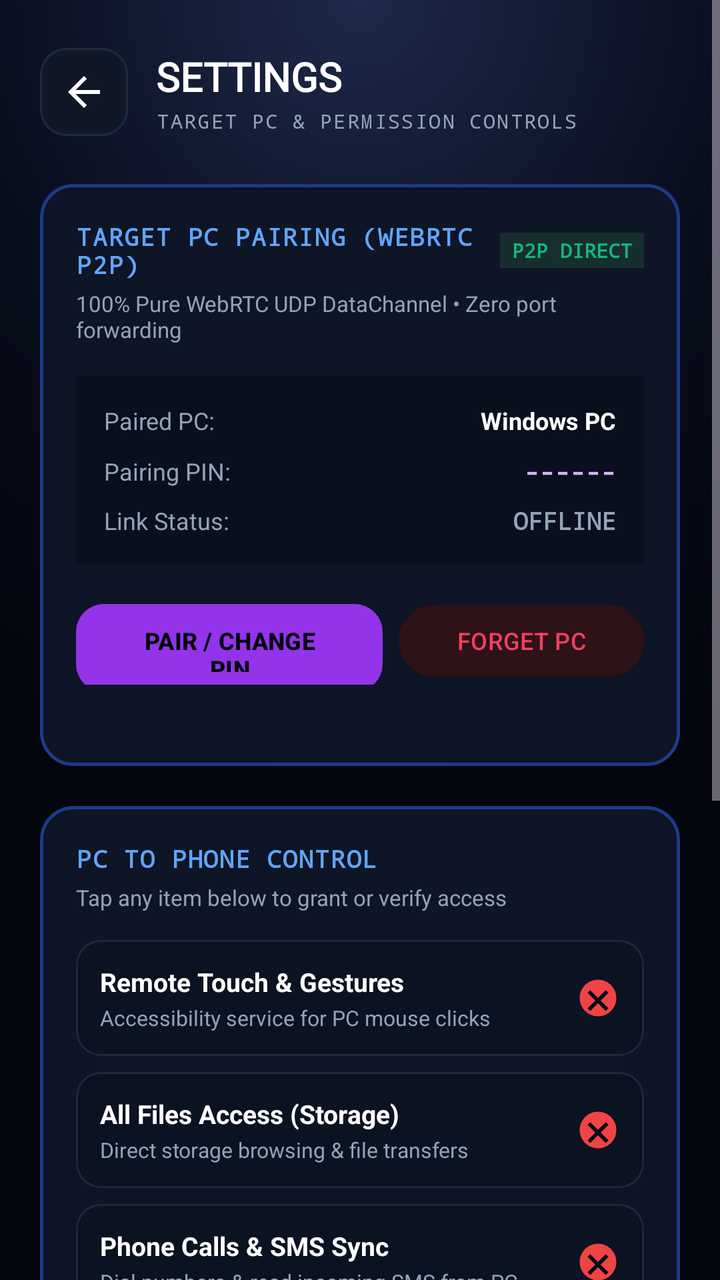
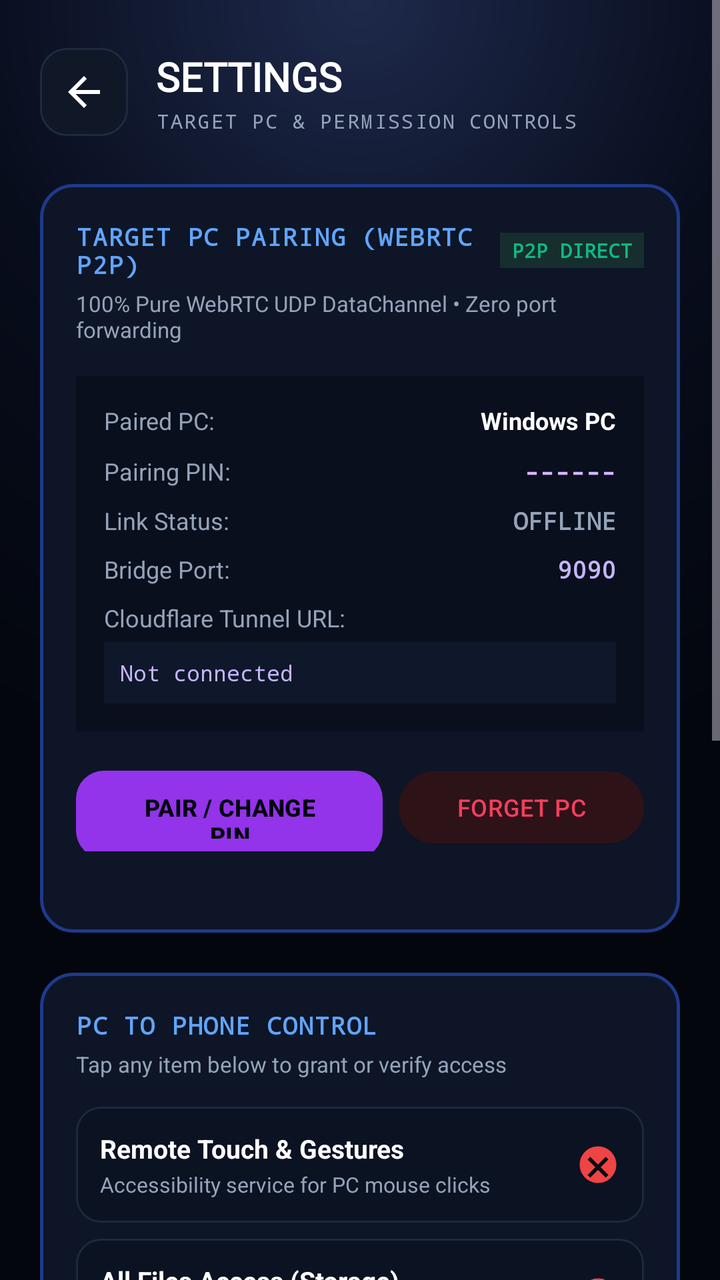

Before-and-after screenshots of an Android layout around one commit, followed by the original layout XML and the change that was made.
<!-- AndroidManifest.xml: application theme Theme.AnoLink -->
<!-- res/layout/activity_settings.xml -->
<?xml version="1.0" encoding="utf-8"?>
<ScrollView xmlns:android="http://schemas.android.com/apk/res/android"
    xmlns:app="http://schemas.android.com/apk/res-auto"
    android:id="@+id/rootScrollSettings"
    android:layout_width="match_parent"
    android:layout_height="match_parent"
    android:background="@drawable/bg_cyber_void"
    android:fillViewport="true">

    <LinearLayout
        android:id="@+id/llSettingsContent"
        android:layout_width="match_parent"
        android:layout_height="wrap_content"
        android:orientation="vertical"
        android:paddingHorizontal="20dp"
        android:paddingTop="24dp"
        android:paddingBottom="36dp">

        
        <LinearLayout
            android:id="@+id/llSettingsHeader"
            android:layout_width="match_parent"
            android:layout_height="wrap_content"
            android:orientation="horizontal"
            android:gravity="center_vertical"
            android:layout_marginBottom="24dp">

            <ImageButton
                android:id="@+id/btnSettingsBack"
                android:layout_width="44dp"
                android:layout_height="44dp"
                android:src="@drawable/ic_arrow_back"
                android:scaleType="centerInside"
                android:background="@drawable/bg_rail_tile"
                android:contentDescription="Back" />

            <LinearLayout
                android:layout_width="0dp"
                android:layout_height="wrap_content"
                android:layout_weight="1"
                android:orientation="vertical"
                android:layout_marginStart="14dp">

                <TextView
                    android:layout_width="wrap_content"
                    android:layout_height="wrap_content"
                    android:text="SETTINGS"
                    android:textSize="20sp"
                    android:textStyle="bold"
                    android:textColor="#FFFFFF"
                    android:fontFamily="@font/syne_extrabold" />

                <TextView
                    android:layout_width="wrap_content"
                    android:layout_height="wrap_content"
                    android:text="TARGET PC &amp; PERMISSION CONTROLS"
                    android:textSize="10sp"
                    android:fontFamily="monospace"
                    android:textColor="#94A3B8"
                    android:letterSpacing="0.08"
                    android:layout_marginTop="2dp" />
            </LinearLayout>
        </LinearLayout>

        
        
        
        <LinearLayout
            android:layout_width="match_parent"
            android:layout_height="wrap_content"
            android:orientation="vertical"
            android:background="@drawable/bg_card_medium_blue"
            android:padding="18dp"
            android:layout_marginBottom="20dp">

            <LinearLayout
                android:layout_width="match_parent"
                android:layout_height="wrap_content"
                android:orientation="horizontal"
                android:gravity="center_vertical"
                android:layout_marginBottom="4dp">

                <TextView
                    android:layout_width="0dp"
                    android:layout_height="wrap_content"
                    android:layout_weight="1"
                    android:text="TARGET PC PAIRING (WEBRTC P2P)"
                    android:textSize="12sp"
                    android:textStyle="bold"
                    android:textColor="#60A5FA"
                    android:fontFamily="monospace"
                    android:letterSpacing="0.05" />

                <TextView
                    android:id="@+id/tvWebRtcBadge"
                    android:layout_width="wrap_content"
                    android:layout_height="wrap_content"
                    android:text="P2P DIRECT"
                    android:textSize="10sp"
                    android:textStyle="bold"
                    android:textColor="#10B981"
                    android:fontFamily="monospace"
                    android:background="#162E2E"
                    android:paddingHorizontal="6dp"
                    android:paddingVertical="2dp" />
            </LinearLayout>

            <TextView
                android:layout_width="wrap_content"
                android:layout_height="wrap_content"
                android:text="100% Pure WebRTC UDP DataChannel • Zero port forwarding"
                android:textSize="11sp"
                android:textColor="#94A3B8"
                android:layout_marginBottom="16dp" />

            
            <LinearLayout
                android:layout_width="match_parent"
                android:layout_height="wrap_content"
                android:orientation="vertical"
                android:background="#0A0F1D"
                android:padding="14dp"
                android:layout_marginBottom="16dp">

                <LinearLayout
                    android:layout_width="match_parent"
                    android:layout_height="wrap_content"
                    android:orientation="horizontal"
                    android:layout_marginBottom="8dp">

                    <TextView
                        android:layout_width="0dp"
                        android:layout_height="wrap_content"
                        android:layout_weight="1"
                        android:text="Paired PC:"
                        android:textSize="12sp"
                        android:textColor="#94A3B8" />

                    <TextView
                        android:id="@+id/tvSettingsPcName"
                        android:layout_width="wrap_content"
                        android:layout_height="wrap_content"
                        android:text="Windows PC"
                        android:textSize="12sp"
                        android:textStyle="bold"
                        android:textColor="#FFFFFF" />
                </LinearLayout>

                <LinearLayout
                    android:layout_width="match_parent"
                    android:layout_height="wrap_content"
                    android:orientation="horizontal"
                    android:layout_marginBottom="8dp">

                    <TextView
                        android:layout_width="0dp"
                        android:layout_height="wrap_content"
                        android:layout_weight="1"
                        android:text="Pairing PIN:"
                        android:textSize="12sp"
                        android:textColor="#94A3B8" />

                    <TextView
                        android:id="@+id/tvSettingsPin"
                        android:layout_width="wrap_content"
                        android:layout_height="wrap_content"
                        android:text="------"
                        android:textSize="13sp"
                        android:textStyle="bold"
                        android:fontFamily="monospace"
                        android:textColor="#D8B4FE" />
                </LinearLayout>

                <LinearLayout
                    android:layout_width="match_parent"
                    android:layout_height="wrap_content"
                    android:orientation="horizontal">

                    <TextView
                        android:layout_width="0dp"
                        android:layout_height="wrap_content"
                        android:layout_weight="1"
                        android:text="Link Status:"
                        android:textSize="12sp"
                        android:textColor="#94A3B8" />

                    <TextView
                        android:id="@+id/tvSettingsStatus"
                        android:layout_width="wrap_content"
                        android:layout_height="wrap_content"
                        android:text="OFFLINE"
                        android:textSize="12sp"
                        android:textStyle="bold"
                        android:fontFamily="monospace"
                        android:textColor="#94A3B8" />
                </LinearLayout>
            </LinearLayout>

            
            <LinearLayout
                android:layout_width="match_parent"
                android:layout_height="wrap_content"
                android:orientation="horizontal">

                <Button
                    android:id="@+id/btnChangePin"
                    android:layout_width="0dp"
                    android:layout_height="44dp"
                    android:layout_weight="1"
                    android:text="PAIR / CHANGE PIN"
                    android:textSize="12sp"
                    android:textStyle="bold"
                    android:textColor="#03060D"
                    android:background="@drawable/bg_btn_connect_gradient"
                    android:layout_marginEnd="8dp" />

                <Button
                    android:id="@+id/btnForgetPc"
                    android:layout_width="0dp"
                    android:layout_height="44dp"
                    android:layout_weight="0.8"
                    android:text="FORGET PC"
                    android:textSize="12sp"
                    android:textColor="#F43F5E"
                    android:backgroundTint="#2D1218" />
            </LinearLayout>

            <TextView
                android:id="@+id/tvTestResult"
                android:layout_width="wrap_content"
                android:layout_height="wrap_content"
                android:text=""
                android:textSize="11sp"
                android:fontFamily="monospace"
                android:layout_marginTop="8dp" />
        </LinearLayout>

        
        
        
        <LinearLayout
            android:layout_width="match_parent"
            android:layout_height="wrap_content"
            android:orientation="vertical"
            android:background="@drawable/bg_card_medium_blue"
            android:padding="18dp"
            android:layout_marginBottom="20dp">

            <TextView
                android:layout_width="wrap_content"
                android:layout_height="wrap_content"
                android:text="PC TO PHONE CONTROL"
                android:textSize="12sp"
                android:textStyle="bold"
                android:textColor="#60A5FA"
                android:fontFamily="monospace"
                android:letterSpacing="0.05"
                android:layout_marginBottom="4dp" />

            <TextView
                android:layout_width="wrap_content"
                android:layout_height="wrap_content"
                android:text="Tap any item below to grant or verify access"
                android:textSize="11sp"
                android:textColor="#94A3B8"
                android:layout_marginBottom="14dp" />

            
            <LinearLayout
                android:id="@+id/itemAccessibility"
                android:layout_width="match_parent"
                android:layout_height="wrap_content"
                android:orientation="horizontal"
                android:gravity="center_vertical"
                android:background="@drawable/bg_item_setting"
                android:padding="12dp"
                android:clickable="true"
                android:focusable="true"
                android:layout_marginBottom="8dp">

                <LinearLayout
                    android:layout_width="0dp"
                    android:layout_height="wrap_content"
                    android:layout_weight="1"
                    android:orientation="vertical">

                    <TextView
                        android:layout_width="wrap_content"
                        android:layout_height="wrap_content"
                        android:text="Remote Touch &amp; Gestures"
                        android:textSize="13sp"
                        android:textStyle="bold"
                        android:textColor="#FFFFFF" />

                    <TextView
                        android:layout_width="wrap_content"
                        android:layout_height="wrap_content"
                        android:text="Accessibility service for PC mouse clicks"
                        android:textSize="10.5sp"
                        android:textColor="#94A3B8"
                        android:layout_marginTop="2dp" />
                </LinearLayout>

                <ImageView
                    android:id="@+id/ivStatusAccessibility"
                    android:layout_width="22dp"
                    android:layout_height="22dp"
                    android:src="@drawable/ic_cross_mark"
                    android:layout_marginStart="10dp"
                    android:contentDescription="Status" />
            </LinearLayout>

            
            <LinearLayout
                android:id="@+id/itemStorage"
                android:layout_width="match_parent"
                android:layout_height="wrap_content"
                android:orientation="horizontal"
                android:gravity="center_vertical"
                android:background="@drawable/bg_item_setting"
                android:padding="12dp"
                android:clickable="true"
                android:focusable="true"
                android:layout_marginBottom="8dp">

                <LinearLayout
                    android:layout_width="0dp"
                    android:layout_height="wrap_content"
                    android:layout_weight="1"
                    android:orientation="vertical">

                    <TextView
                        android:layout_width="wrap_content"
                        android:layout_height="wrap_content"
                        android:text="All Files Access (Storage)"
                        android:textSize="13sp"
                        android:textStyle="bold"
                        android:textColor="#FFFFFF" />

                    <TextView
                        android:layout_width="wrap_content"
                        android:layout_height="wrap_content"
                        android:text="Direct storage browsing &amp; file transfers"
                        android:textSize="10.5sp"
                        android:textColor="#94A3B8"
                        android:layout_marginTop="2dp" />
                </LinearLayout>

                <ImageView
                    android:id="@+id/ivStatusStorage"
                    android:layout_width="22dp"
                    android:layout_height="22dp"
                    android:src="@drawable/ic_cross_mark"
                    android:layout_marginStart="10dp"
                    android:contentDescription="Status" />
            </LinearLayout>

            
            <LinearLayout
                android:id="@+id/itemPhoneSms"
                android:layout_width="match_parent"
                android:layout_height="wrap_content"
                android:orientation="horizontal"
                android:gravity="center_vertical"
                android:background="@drawable/bg_item_setting"
                android:padding="12dp"
                android:clickable="true"
                android:focusable="true"
                android:layout_marginBottom="8dp">

                <LinearLayout
                    android:layout_width="0dp"
                    android:layout_height="wrap_content"
                    android:layout_weight="1"
                    android:orientation="vertical">

                    <TextView
                        android:layout_width="wrap_content"
                        android:layout_height="wrap_content"
                        android:text="Phone Calls &amp; SMS Sync"
                        android:textSize="13sp"
                        android:textStyle="bold"
                        android:textColor="#FFFFFF" />

                    <TextView
                        android:layout_width="wrap_content"
                        android:layout_height="wrap_content"
                        android:text="Dial numbers &amp; read incoming SMS from PC"
                        android:textSize="10.5sp"
                        android:textColor="#94A3B8"
                        android:layout_marginTop="2dp" />
                </LinearLayout>

                <ImageView
                    android:id="@+id/ivStatusPhoneSms"
                    android:layout_width="22dp"
                    android:layout_height="22dp"
                    android:src="@drawable/ic_cross_mark"
                    android:layout_marginStart="10dp"
                    android:contentDescription="Status" />
            </LinearLayout>

            
            <LinearLayout
                android:id="@+id/itemCameraMic"
                android:layout_width="match_parent"
                android:layout_height="wrap_content"
                android:orientation="horizontal"
                android:gravity="center_vertical"
                android:background="@drawable/bg_item_setting"
                android:padding="12dp"
                android:clickable="true"
                android:focusable="true"
                android:layout_marginBottom="8dp">

                <LinearLayout
                    android:layout_width="0dp"
                    android:layout_height="wrap_content"
                    android:layout_weight="1"
                    android:orientation="vertical">

                    <TextView
                        android:layout_width="wrap_content"
                        android:layout_height="wrap_content"
                        android:text="Camera &amp; Audio Intercom"
                        android:textSize="13sp"
                        android:textStyle="bold"
                        android:textColor="#FFFFFF" />

                    <TextView
                        android:layout_width="wrap_content"
                        android:layout_height="wrap_content"
                        android:text="Live lens viewing &amp; voice intercom"
                        android:textSize="10.5sp"
                        android:textColor="#94A3B8"
                        android:layout_marginTop="2dp" />
                </LinearLayout>

                <ImageView
                    android:id="@+id/ivStatusCameraMic"
                    android:layout_width="22dp"
                    android:layout_height="22dp"
                    android:src="@drawable/ic_cross_mark"
                    android:layout_marginStart="10dp"
                    android:contentDescription="Status" />
            </LinearLayout>

            
            <LinearLayout
                android:id="@+id/itemBattery"
                android:layout_width="match_parent"
                android:layout_height="wrap_content"
                android:orientation="horizontal"
                android:gravity="center_vertical"
                android:background="@drawable/bg_item_setting"
                android:padding="12dp"
                android:clickable="true"
                android:focusable="true">

                <LinearLayout
                    android:layout_width="0dp"
                    android:layout_height="wrap_content"
                    android:layout_weight="1"
                    android:orientation="vertical">

                    <TextView
                        android:layout_width="wrap_content"
                        android:layout_height="wrap_content"
                        android:text="Battery Optimization Exemption"
                        android:textSize="13sp"
                        android:textStyle="bold"
                        android:textColor="#FFFFFF" />

                    <TextView
                        android:layout_width="wrap_content"
                        android:layout_height="wrap_content"
                        android:text="Keeps connection alive in background"
                        android:textSize="10.5sp"
                        android:textColor="#94A3B8"
                        android:layout_marginTop="2dp" />
                </LinearLayout>

                <ImageView
                    android:id="@+id/ivStatusBattery"
                    android:layout_width="22dp"
                    android:layout_height="22dp"
                    android:src="@drawable/ic_cross_mark"
                    android:layout_marginStart="10dp"
                    android:contentDescription="Status" />
            </LinearLayout>
        </LinearLayout>

        
        
        
        <LinearLayout
            android:layout_width="match_parent"
            android:layout_height="wrap_content"
            android:orientation="vertical"
            android:background="@drawable/bg_card_medium_blue"
            android:padding="18dp">

            <TextView
                android:layout_width="wrap_content"
                android:layout_height="wrap_content"
                android:text="PHONE DAEMON STATUS"
                android:textSize="12sp"
                android:textStyle="bold"
                android:textColor="#60A5FA"
                android:fontFamily="monospace"
                android:letterSpacing="0.05"
                android:layout_marginBottom="10dp" />

            <TextView
                android:id="@+id/tvPhoneTailscaleIp"
                android:layout_width="wrap_content"
                android:layout_height="wrap_content"
                android:text="Phone IP: Detecting..."
                android:textSize="12sp"
                android:fontFamily="monospace"
                android:textColor="#E2E8F0"
                android:layout_marginBottom="4dp" />

            <TextView
                android:id="@+id/tvPhoneDaemonState"
                android:layout_width="wrap_content"
                android:layout_height="wrap_content"
                android:text="Port 8081: WebRTC Service Active"
                android:textSize="12sp"
                android:textColor="#94A3B8"
                android:layout_marginBottom="14dp" />

            <Button
                android:id="@+id/btnRestartDaemon"
                android:layout_width="match_parent"
                android:layout_height="44dp"
                android:text="Restart Background Daemon"
                android:textSize="12sp"
                android:textColor="#FFFFFF"
                android:backgroundTint="#162038"
                android:insetTop="0dp"
                android:insetBottom="0dp" />
        </LinearLayout>

    </LinearLayout>
</ScrollView>
<!-- resources referenced by this layout -->
<resources>
  <!-- drawable bg_btn_connect_gradient (drawable) -->
  <?xml version="1.0" encoding="utf-8"?>
  <shape xmlns:android="http://schemas.android.com/apk/res/android"
      android:shape="rectangle">
      <gradient
          android:type="linear"
          android:angle="45"
          android:startColor="#7E22CE"
          android:endColor="#9333EA" />
      <corners android:radius="14dp" />
  </shape>
  <!-- drawable bg_card_medium_blue (drawable) -->
  <?xml version="1.0" encoding="utf-8"?>
  <shape xmlns:android="http://schemas.android.com/apk/res/android"
      android:shape="rectangle">
      <corners android:radius="16dp" />
      <solid android:color="#0D1527" />
      <stroke
          android:width="1.5dp"
          android:color="#1E3A8A" />
  </shape>
  <!-- drawable bg_cyber_void (drawable) -->
  <?xml version="1.0" encoding="utf-8"?>
  <shape xmlns:android="http://schemas.android.com/apk/res/android"
      android:shape="rectangle">
      <gradient
          android:type="radial"
          android:centerX="50%"
          android:centerY="0%"
          android:gradientRadius="400dp"
          android:startColor="#1E294B"
          android:centerColor="#080D1C"
          android:endColor="#03060D" />
  </shape>
  <!-- drawable bg_item_setting (drawable) -->
  <?xml version="1.0" encoding="utf-8"?>
  <shape xmlns:android="http://schemas.android.com/apk/res/android"
      android:shape="rectangle">
      <corners android:radius="12dp" />
      <solid android:color="#0B1222" />
      <stroke
          android:width="1dp"
          android:color="#1E293B" />
  </shape>
  <!-- drawable bg_rail_tile (drawable) -->
  <?xml version="1.0" encoding="utf-8"?>
  <ripple xmlns:android="http://schemas.android.com/apk/res/android"
      android:color="#33A855F7">
      <item>
          <shape android:shape="rectangle">
              <solid android:color="#101726" />
              <stroke
                  android:width="1dp"
                  android:color="#1E2A40" />
              <corners android:radius="13dp" />
          </shape>
      </item>
  </ripple>
  <!-- drawable ic_arrow_back (drawable) -->
  <vector xmlns:android="http://schemas.android.com/apk/res/android"
      android:width="24dp"
      android:height="24dp"
      android:viewportWidth="24"
      android:viewportHeight="24">
      <path
          android:fillColor="#FFFFFF"
          android:pathData="M20,11H7.83l5.59,-5.59L12,4l-8,8 8,8 1.41,-1.41L7.83,13H20v-2z"/>
  </vector>
  <!-- drawable ic_cross_mark (drawable) -->
  <vector xmlns:android="http://schemas.android.com/apk/res/android"
      android:width="22dp"
      android:height="22dp"
      android:viewportWidth="24"
      android:viewportHeight="24">
      
      <path
          android:fillColor="#EF4444"
          android:pathData="M12,2C6.48,2 2,6.48 2,12s4.48,10 10,10 10,-4.48 10,-10S17.52,2 12,2z"/>
      
      <path
          android:fillColor="#050B14"
          android:pathData="M16.24,7.76 L12,12 L7.76,7.76 L6.35,9.17 L10.59,13.41 L6.35,17.65 L7.76,19.06 L12,14.82 L16.24,19.06 L17.65,17.65 L13.41,13.41 L17.65,9.17 Z"/>
  </vector>
  <style name="Theme.AnoLink" parent="Theme.Material3.Dark.NoActionBar">
          <item name="colorPrimary">@color/primary</item>
          <item name="android:windowBackground">@color/bg_dark</item>
          <item name="android:statusBarColor">@color/bg_dark</item>
      </style>
  <color name="primary">#9333EA</color>
  <color name="bg_dark">#03060D</color>
</resources>

<!-- the commit's change to res/layout/activity_settings.xml (unified diff, before → after) -->
@@ -194,6 +194,58 @@
                         android:fontFamily="monospace"
                         android:textColor="#94A3B8" />
                 </LinearLayout>
+
+                
+                <LinearLayout
+                    android:layout_width="match_parent"
+                    android:layout_height="wrap_content"
+                    android:orientation="horizontal"
+                    android:layout_marginTop="8dp">
+
+                    <TextView
+                        android:layout_width="0dp"
+                        android:layout_height="wrap_content"
+                        android:layout_weight="1"
+                        android:text="Bridge Port:"
+                        android:textSize="12sp"
+                        android:textColor="#94A3B8" />
+
+                    <TextView
+                        android:id="@+id/tvSettingsPort"
+                        android:layout_width="wrap_content"
+                        android:layout_height="wrap_content"
+                        android:text="9090"
+                        android:textSize="12sp"
+                        android:textStyle="bold"
+                        android:fontFamily="monospace"
+                        android:textColor="#C4B5FD" />
+                </LinearLayout>
+
+                <LinearLayout
+                    android:layout_width="match_parent"
+                    android:layout_height="wrap_content"
+                    android:orientation="vertical"
+                    android:layout_marginTop="8dp">
+
+                    <TextView
+                        android:layout_width="wrap_content"
+                        android:layout_height="wrap_content"
+                        android:text="Cloudflare Tunnel URL:"
+                        android:textSize="12sp"
+                        android:textColor="#94A3B8"
+                        android:layout_marginBottom="4dp" />
+
+                    <TextView
+                        android:id="@+id/tvSettingsTunnelUrl"
+                        android:layout_width="match_parent"
+                        android:layout_height="wrap_content"
+                        android:text="Not connected"
+                        android:textSize="11sp"
+                        android:fontFamily="monospace"
+                        android:textColor="#C4B5FD"
+                        android:background="#0F172A"
+                        android:padding="8dp" />
+                </LinearLayout>
             </LinearLayout>
 
             
